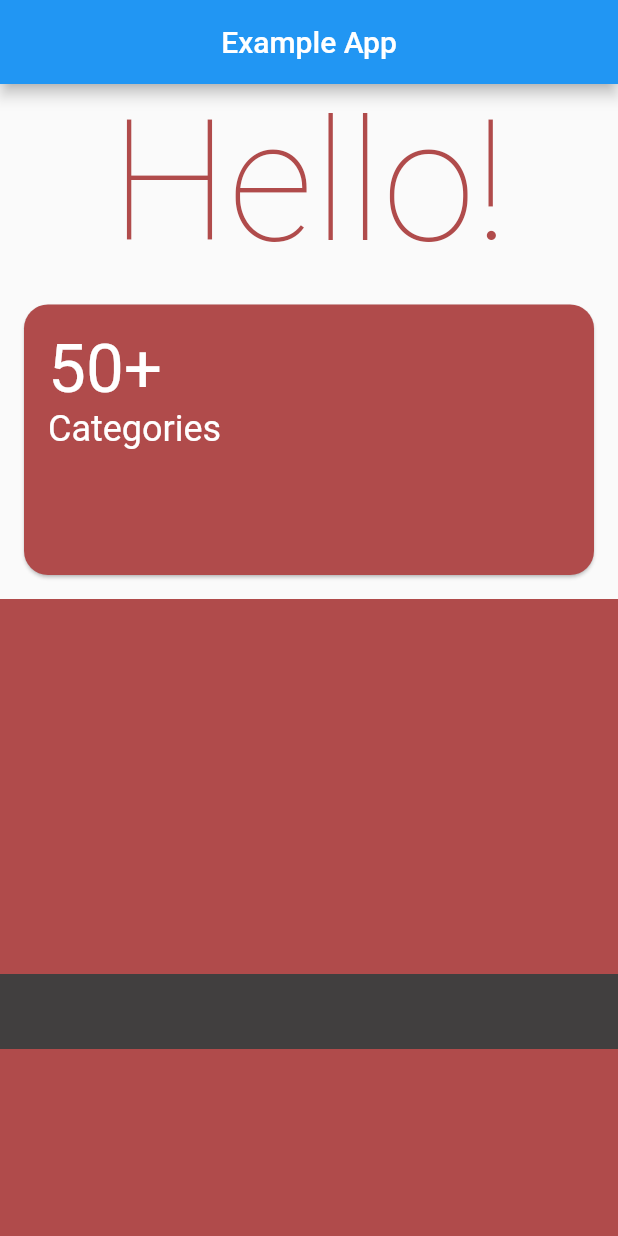
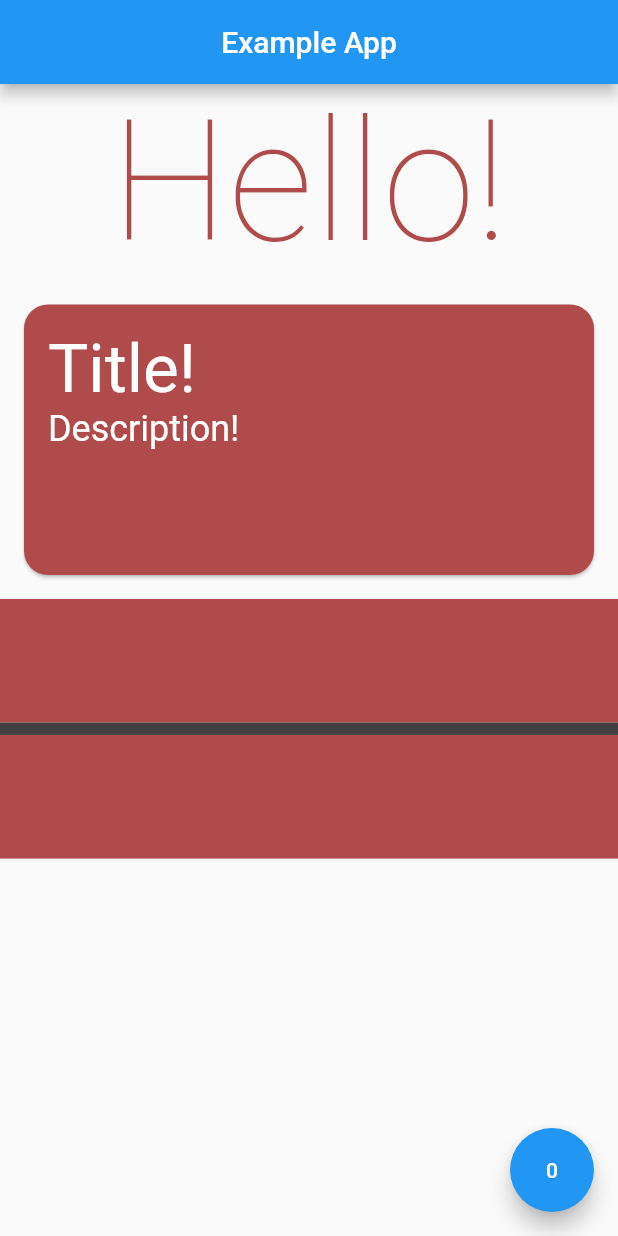
Before and after one commit to coilwine/first_flutter_project_in_linux, a Flutter app: the screen it shows after launch, on a phone screen of 412 x 824 dp. Run offline on Flutter 3.47's test engine with Material 2 defaults, Android fonts, the phone set to English and light mode, and no system bars.

Commit message:
updated widgets and created methods

```diff
--- /dev/null
+++ b/lib/constants/duration_constants.dart
@@ -0,0 +1,5 @@
+class DurationConstants {
+  static DurationConstants instance = DurationConstants._init();
+  DurationConstants._init();
+  final durationLow = const Duration(seconds: 1);
+}
--- /dev/null
+++ b/lib/core/base/base_state.dart
@@ -0,0 +1,7 @@
+import '../../constants/duration_constants.dart';
+import '../../constants/color_constants.dart';
+
+abstract class BaseState {
+  ColorConstants colorConstants = ColorConstants.instance;
+  DurationConstants durationConstants = DurationConstants.instance;
+}
--- /dev/null
+++ b/lib/core/extension/context_extension.dart
@@ -0,0 +1,5 @@
+import 'package:flutter/material.dart';
+
+extension ContextExtension on BuildContext {
+  double dynamicHeight(double value) => MediaQuery.of(this).size.height * value;
+}
--- a/lib/main.dart
+++ b/lib/main.dart
@@ -1,5 +1,5 @@
 import 'package:flutter/material.dart';
-import 'package:first_flutter_project_in_manjaro/view/home/home_view.dart';
+import 'view/home/home_view.dart';
 
 void main() {
   runApp(const MyApp());
--- a/lib/view/home/home_string_values.dart
+++ b/lib/view/home/home_string_values.dart
@@ -3,4 +3,8 @@ part of 'home_view.dart';
 class _HomeStringValues {
   final String title = 'Example App';
   final String headline1Title = 'Hello!';
+  final String cardTitle = 'Title!';
+  final String cardDescription = 'Description!';
+  final String cardData = 'Data!';
+  final String err = 'Error, no data found!';
 }
--- a/lib/view/home/home_view.dart
+++ b/lib/view/home/home_view.dart
@@ -1,10 +1,9 @@
-import 'package:first_flutter_project_in_manjaro/components/card/categories_card.dart';
+import '../../core/extension/context_extension.dart';
+import '../../components/card/categories_card.dart';
+import '../../core/base/base_state.dart';
+import 'home_model.dart';
+import 'home_view_model.dart';
 import 'package:flutter/material.dart';
-
-import '../../constants/color_constants.dart';
-
-import 'home_model.dart';
-
 part 'home_string_values.dart';
 
 class HomeView extends StatefulWidget {
@@ -14,58 +13,75 @@ class HomeView extends StatefulWidget {
   State<HomeView> createState() => _HomeViewState();
 }
 
-class _HomeViewState extends State<HomeView> {
+class _HomeViewState extends State<HomeView> with BaseState {
   HomeModel? model;
   final _HomeStringValues values = _HomeStringValues();
-
+  final HomeViewModel viewModel = HomeViewModel();
+  int value = 0;
   @override
   void initState() {
     super.initState();
-    model = HomeModel('title', 'description', 'data');
+    model =
+        HomeModel(values.cardTitle, values.cardDescription, values.cardData);
   }
+
+  void _changeValue() {
+    value = viewModel.randomValue();
+    setState(() {});
+  }
+
+  Color get _primary =>
+      value % 2 == 0 ? colorConstants.appleBlossom : colorConstants.tundora;
+  Color get _secondary =>
+      value % 2 == 0 ? colorConstants.tundora : colorConstants.appleBlossom;
 
   @override
   Widget build(BuildContext context) {
     return Scaffold(
-      appBar: AppBar(
-        centerTitle: true,
-        title: Text(
-          values.title,
-        ),
-      ),
-      body: Column(
-        children: [
-          Text(
-            values.headline1Title,
-            style: Theme.of(context)
-                .textTheme
-                .headline1
-                ?.copyWith(color: ColorConstants.instance.appleBlossom),
-          ),
-          const Expanded(
-            child: CategoriesCard(name: '50+', body: 'Categories'),
-          ),
-          Expanded(
-            flex: 2,
-            child: ListView(
-              children: [
-                Container(
-                  height: 250,
-                  color: ColorConstants.instance.appleBlossom,
-                ),
-                Container(
-                  height: 50,
-                  color: ColorConstants.instance.tundora,
-                ),
-                Container(
-                  height: 250,
-                  color: ColorConstants.instance.appleBlossom,
-                ),
-              ],
-            ),
-          ),
-        ],
-      ),
+      floatingActionButton: buildFloatingActionButton(),
+      appBar: AppBar(centerTitle: true, title: Text(values.title)),
+      body: Column(children: [
+        buildText(context),
+        Expanded(child: buildCategoriesCard()),
+        Expanded(
+          flex: 2,
+          child: buildListView(context),
+        )
+      ]),
     );
   }
+
+  FloatingActionButton buildFloatingActionButton() =>
+      FloatingActionButton(onPressed: _changeValue, child: Text('$value'));
+
+  Text buildText(BuildContext context) {
+    return Text(values.headline1Title,
+        style: Theme.of(context)
+            .textTheme
+            .headline1
+            ?.copyWith(color: colorConstants.appleBlossom));
+  }
+
+  CategoriesCard buildCategoriesCard() {
+    return CategoriesCard(
+        name: model?.title ?? values.err,
+        body: model?.description ?? values.err);
+  }
+
+  ListView buildListView(BuildContext context) {
+    return ListView(children: [
+      AnimatedContainer(
+          duration: durationConstants.durationLow,
+          height: context.dynamicHeight(0.1),
+          color: _primary),
+      AnimatedContainer(
+          duration: durationConstants.durationLow,
+          height: context.dynamicHeight(0.01),
+          color: _secondary),
+      AnimatedContainer(
+          duration: durationConstants.durationLow,
+          height: context.dynamicHeight(0.1),
+          color: _primary)
+    ]);
+  }
 }
--- /dev/null
+++ b/lib/view/home/home_view_model.dart
@@ -0,0 +1,8 @@
+import 'dart:math';
+
+class HomeViewModel {
+  // Random Value Generator
+  // params: value int
+  // return: int random number generator
+  int randomValue({int? value}) => Random().nextInt(value ?? 100);
+}
--- a/pubspec.yaml
+++ b/pubspec.yaml
@@ -45,6 +45,7 @@ dev_dependencies:
   # package. See that file for information about deactivating specific lint
   # rules and activating additional ones.
   flutter_lints: ^2.0.0
+  lints: ^2.0.0
 
 # For information on the generic Dart part of this file, see the
 # following page: https://dart.dev/tools/pub/pubspec
```
Also changed, not shown: pubspec.lock.
